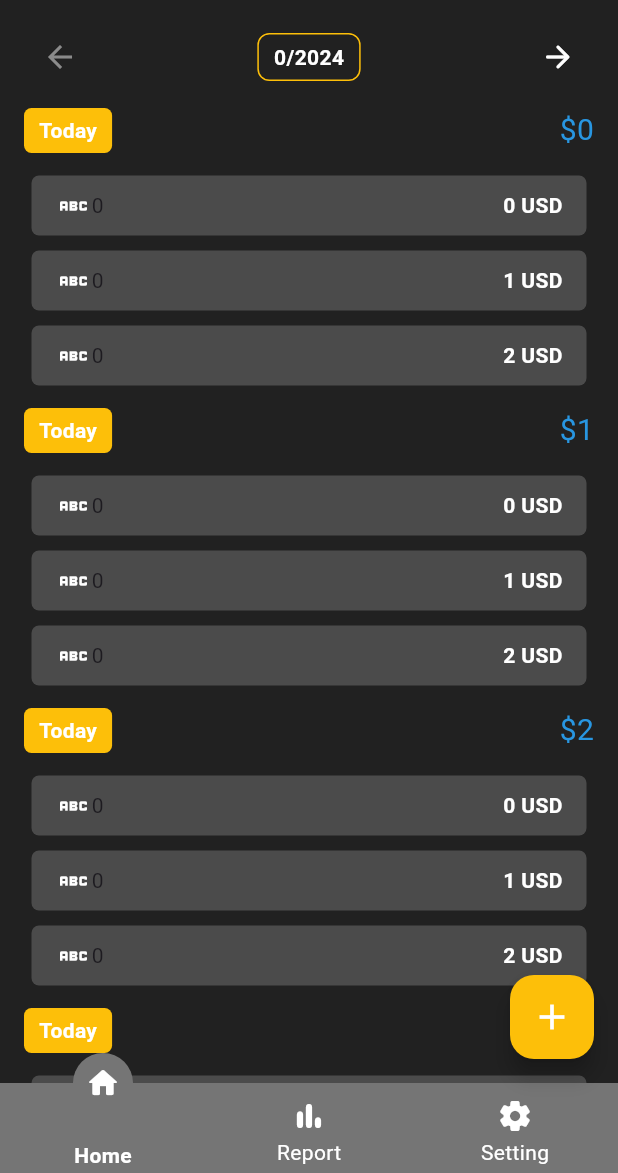
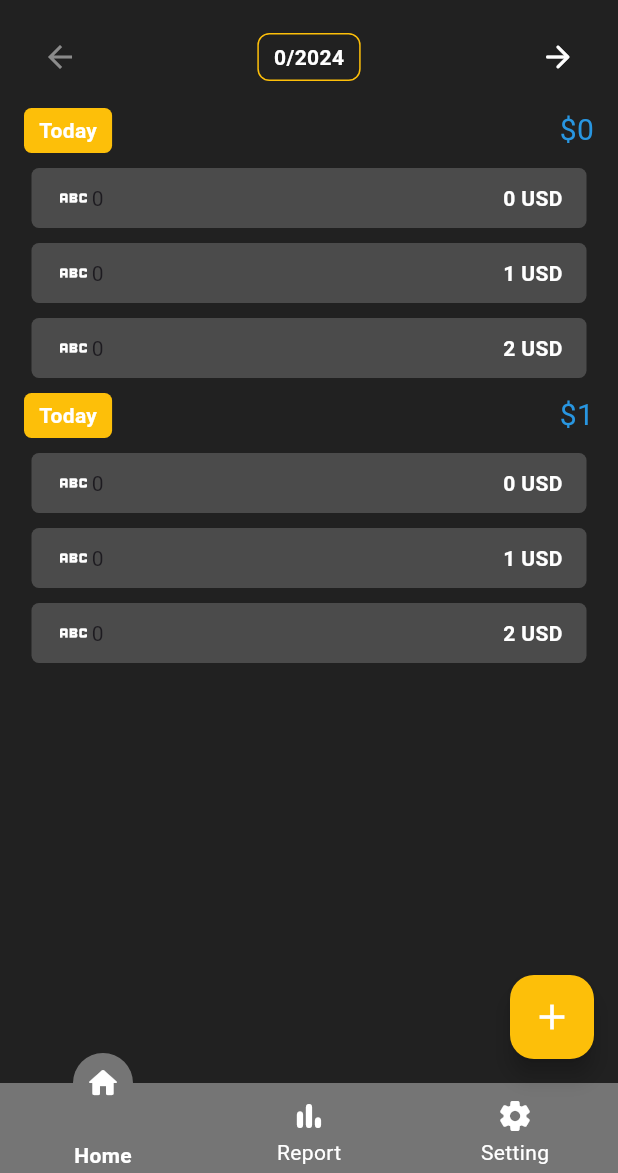
Before and after one commit to DiseirangCHHEUN/expense_tracker_ass, a Flutter app: the screen it shows after launch, on a phone screen of 412 x 824 dp, the part 63-1236 px from its top. Run offline on Flutter 3.47's test engine with Material 3 defaults, Android fonts, the phone set to English and light mode, and no system bars; our stand-ins replace get, google_fonts, hive, hive_flutter, icons_plus; missing offline and left inert: curved_navigation_bar_with_label; accounts and stored records are empty; Roboto replaces fonts that are missing (Battambang).

Commit message:
remove unusable code

```diff
--- a/lib/views/home/home_view.dart
+++ b/lib/views/home/home_view.dart
@@ -1,9 +1,7 @@
 import 'package:expense_tracker/constants/style_constant.dart';
 import 'package:flutter/material.dart';
 import 'package:get/get.dart';
-
 import 'widgets/home_body.dart';
-import 'widgets/home_header.dart';
 
 class HomeView extends StatelessWidget {
   const HomeView({super.key});
--- a/lib/views/home/widgets/home_body.dart
+++ b/lib/views/home/widgets/home_body.dart
@@ -13,7 +13,7 @@ GetBuilder<HomeController> buildHomeBody() {
       return PageView.builder(
         itemCount: controller.pageItem.length,
         itemBuilder: (context, index) {
-          return ListView(
+          return Column(
             children: [
               buildHomeHeader(index: index),
               ListView.builder(
@@ -24,7 +24,7 @@ GetBuilder<HomeController> buildHomeBody() {
                   bottom: 70,
                 ),
                 shrinkWrap: true,
-                itemCount: controller.pageItem.length,
+                itemCount: 2,
                 itemBuilder: (context, index) {
                   return SectionHeader(
                     controller: controller,
@@ -52,7 +52,9 @@ class SectionHeader extends StatelessWidget {
 
   @override
   Widget build(BuildContext context) {
-    return Column(
+    return ListView(
+      physics: const NeverScrollableScrollPhysics(),
+      shrinkWrap: true,
       children: [
         Row(
           mainAxisAlignment: MainAxisAlignment.spaceBetween,
@@ -82,10 +84,9 @@ class SectionHeader extends StatelessWidget {
             ),
           ],
         ),
-        Padding(
-          padding: const EdgeInsets.all(AppSizes.p5),
-          child: ListView.builder(
-              padding: const EdgeInsets.symmetric(vertical: AppSizes.p5),
+        ListView.builder(
+          padding: const EdgeInsets.symmetric(
+              vertical: AppSizes.p5, horizontal: AppSizes.p5),
           physics: const NeverScrollableScrollPhysics(),
           shrinkWrap: true,
           itemCount: 3,
@@ -106,8 +107,7 @@ class SectionHeader extends StatelessWidget {
                     child: Row(
                       children: [
                         const Icon(Icons.abc),
-                            Text(
-                                '${controller.pageItem[controller.currentIndex]}')
+                        Text('${controller.pageItem[controller.currentIndex]}')
                       ],
                     ),
                   ),
@@ -118,7 +118,7 @@ class SectionHeader extends StatelessWidget {
                 ],
               ),
             );
-              }),
+          },
         ),
       ],
     );
--- a/lib/views/home/widgets/home_header.dart
+++ b/lib/views/home/widgets/home_header.dart
@@ -1,6 +1,5 @@
 import 'package:flutter/material.dart';
 import 'package:get/get.dart';
-
 import '../../../constants/app_size.dart';
 import '../../../constants/color_constant.dart';
 import '../../../constants/style_constant.dart';
```
Lines whose indentation alone changed are shown as unchanged.
